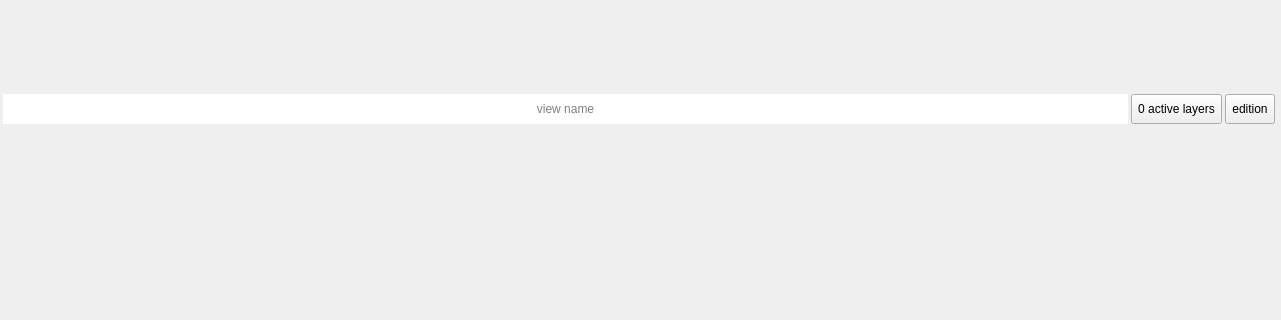
Qt form ui/view_widget_single.ui (SMByC/ThRasE) before a commit; both pictures show x 0 to 1281 and y 0 to 320 of the 1281 by 876 pixel window.
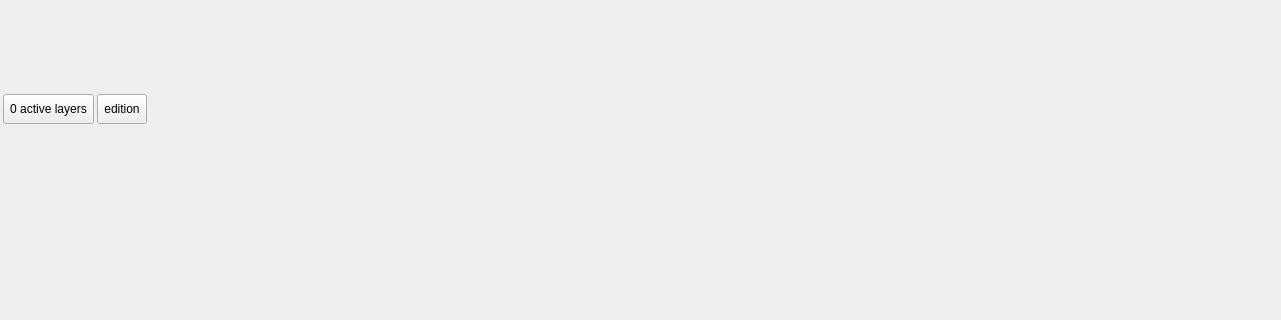
The same form after that commit. Icons and pictures are not drawn. Custom widgets are drawn as their Qt base class.

Commit message: Removing the view name for each viewer widget

Diff of the .ui file:
```diff
--- a/ui/view_widget_single.ui
+++ b/ui/view_widget_single.ui
@@ -44,30 +44,6 @@
       <property name="bottomMargin">
        <number>3</number>
       </property>
-      <item>
-       <widget class="QLineEdit" name="QLabel_ViewName">
-        <property name="maximumSize">
-         <size>
-          <width>16777215</width>
-          <height>30</height>
-         </size>
-        </property>
-        <property name="font">
-         <font>
-          <pointsize>9</pointsize>
-         </font>
-        </property>
-        <property name="frame">
-         <bool>false</bool>
-        </property>
-        <property name="alignment">
-         <set>Qt::AlignCenter</set>
-        </property>
-        <property name="placeholderText">
-         <string>view name</string>
-        </property>
-       </widget>
-      </item>
       <item>
        <widget class="QToolButton" name="QPBtn_ConfActiveLayers">
         <property name="enabled">
@@ -145,6 +121,19 @@
         </property>
        </widget>
       </item>
+      <item>
+       <spacer name="horizontalSpacer_4">
+        <property name="orientation">
+         <enum>Qt::Horizontal</enum>
+        </property>
+        <property name="sizeHint" stdset="0">
+         <size>
+          <width>40</width>
+          <height>20</height>
+         </size>
+        </property>
+       </spacer>
+      </item>
      </layout>
     </widget>
    </item>
```
The commit also changes 4 other files.
